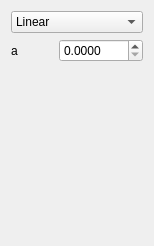
Before: the Qt Designer form Tools/ToolMutualismBreakdowner/qtsulfidediffusionfunctionwidget.ui in richelbilderbeek/ProjectRichelBilderbeek, drawn with Qt 5.
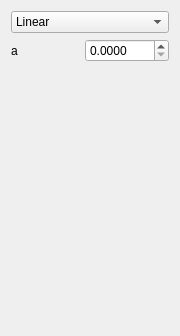
After: the same form once the commit is applied. Icons and pictures are not drawn.

```diff
--- a/Tools/ToolMutualismBreakdowner/qtsulfidediffusionfunctionwidget.ui
+++ b/Tools/ToolMutualismBreakdowner/qtsulfidediffusionfunctionwidget.ui
@@ -6,8 +6,8 @@
    <rect>
     <x>0</x>
     <y>0</y>
-    <width>154</width>
-    <height>246</height>
+    <width>180</width>
+    <height>336</height>
    </rect>
   </property>
   <property name="windowTitle">
```
Left out of the diff: 2 changed lines with no effect on the pictures.
